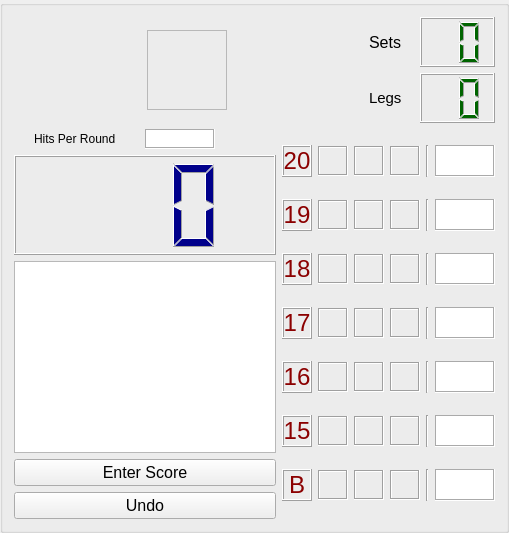
This is src/groupbox_cricket.ui in m1ld3/dartomato as Qt 5 draws it before an edit. The edited form follows.
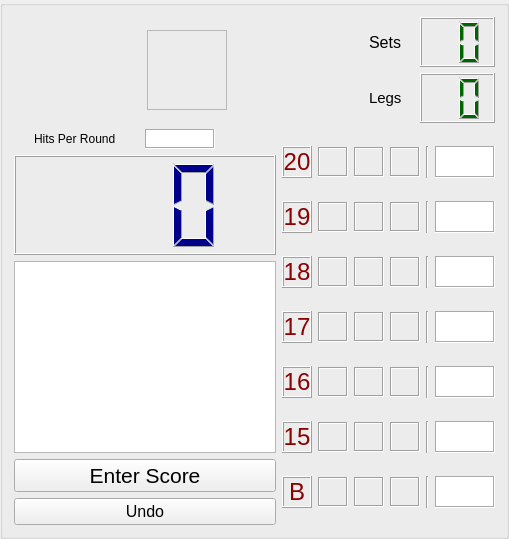
This is the edited form. Custom widgets are drawn as their Qt base class.

The edit to the form file:
```diff
--- a/src/groupbox_cricket.ui
+++ b/src/groupbox_cricket.ui
@@ -323,7 +323,7 @@
              </property>
              <property name="font">
               <font>
-               <pointsize>12</pointsize>
+               <pointsize>16</pointsize>
               </font>
              </property>
              <property name="text">
```
